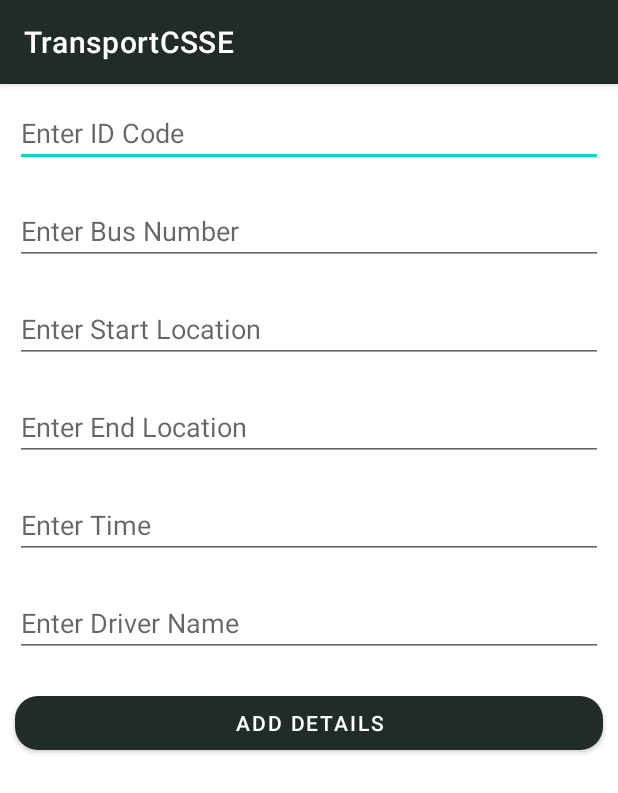
After one commit to DhanukaDB/TransportCSSE, an Android app: the AddTimeDetails screen opened directly, with no data from a screen before it, on a phone screen of 412 x 824 dp. The commit adds this screen. Shown: the top 793 px of the screen. Run offline under Robolectric (Android 15) with nearby library versions, the phone set to English and light mode, and no system bars; our stand-ins replace Firebase (no records; nobody signed in at launch, a user with empty details on screens opened directly).

Commit message:
Home buttons changed

```diff
--- a/app/src/main/AndroidManifest.xml
+++ b/app/src/main/AndroidManifest.xml
@@ -13,6 +13,8 @@
         android:theme="@style/Theme.TransportCSSE"
         tools:targetApi="31">
 
+        <activity android:name=".AddTimeDetails" />
+        <activity android:name=".ManageBusTime" />
         <activity android:name=".UserProfile" />
         <activity android:name=".ScanQR" />
         <activity android:name=".Home" />
--- /dev/null
+++ b/app/src/main/java/com/csse/transportcsse/AddTimeDetails.java
@@ -0,0 +1,76 @@
+package com.csse.transportcsse;
+
+import android.content.Intent;
+import android.os.Bundle;
+import android.view.View;
+import android.widget.Button;
+import android.widget.EditText;
+import android.widget.Toast;
+
+import androidx.appcompat.app.AppCompatActivity;
+
+import com.google.firebase.database.DatabaseReference;
+import com.google.firebase.database.FirebaseDatabase;
+
+public class AddTimeDetails extends AppCompatActivity {
+
+    EditText editText1;
+    EditText editText2;
+    EditText editText3;
+    EditText editText4;
+    EditText editText5;
+    EditText editText6;
+    Button button;
+    DatabaseReference ref;
+
+    @Override
+    protected void onCreate(Bundle savedInstanceState) {
+        super.onCreate(savedInstanceState);
+        setContentView(R.layout.activity_add_time_details);
+
+        ref = FirebaseDatabase.getInstance().getReference("TimeDetails");
+
+        editText1 = (EditText)findViewById(R.id.Tid);
+        editText2 = (EditText)findViewById(R.id.TbusNo);
+        editText3 = (EditText)findViewById(R.id.TstartLocatiojn);
+        editText4 = (EditText)findViewById(R.id.TEndLocation);
+        editText5 = (EditText)findViewById(R.id.Ttime);
+        editText6 = (EditText)findViewById(R.id.Tdriver);
+        button = (Button)findViewById(R.id.addtime);
+
+        button.setOnClickListener(new View.OnClickListener() {
+            @Override
+            public void onClick(View v) {
+                String code = editText1.getText().toString();
+                String busno = editText2.getText().toString();
+                String start = editText3.getText().toString();
+                String to = editText4.getText().toString();
+                String time = editText5.getText().toString();
+                String driver = editText6.getText().toString();
+
+                if (code.isEmpty()) {
+                    editText1.setError("Id is required");
+                }else if (busno.isEmpty()) {
+                    editText2.setError("Bus no is required");
+                }else if (start.isEmpty()) {
+                    editText3.setError("Start location is required");
+                }else if (to.isEmpty()) {
+                    editText4.setError("End location is required");
+                }else if (time.isEmpty()) {
+                    editText5.setError("Time is required");
+                }else if (driver.isEmpty()) {
+                    editText6.setError("Driver name is required");
+                }else {
+
+                    TimaTableDetails timaTableDetails = new TimaTableDetails(code,busno,start,to,time,driver);
+                    ref.child(code).setValue(timaTableDetails);
+
+                    Toast.makeText(AddTimeDetails.this, "Successfully added", Toast.LENGTH_SHORT).show();
+
+                    Intent intent = new Intent(AddTimeDetails.this, ManageBusTime.class);
+                    startActivity(intent);
+                }
+            }
+        });
+    }
+}
--- /dev/null
+++ b/app/src/main/res/layout/activity_add_time_details.xml
@@ -0,0 +1,71 @@
+<?xml version="1.0" encoding="utf-8"?>
+<LinearLayout xmlns:android="http://schemas.android.com/apk/res/android"
+    xmlns:app="http://schemas.android.com/apk/res-auto"
+    xmlns:tools="http://schemas.android.com/tools"
+    android:layout_width="match_parent"
+    android:layout_height="match_parent"
+    android:orientation="vertical"
+    tools:context=".AddTimeDetails">
+
+    <EditText
+        android:id="@+id/Tid"
+        android:layout_width="match_parent"
+        android:layout_height="wrap_content"
+        android:layout_margin="10dp"
+        android:ems="10"
+        android:hint="Enter ID Code"
+        android:inputType="textPersonName" />
+
+    <EditText
+        android:id="@+id/TbusNo"
+        android:layout_width="match_parent"
+        android:layout_height="wrap_content"
+        android:layout_margin="10dp"
+        android:ems="10"
+        android:hint="Enter Bus Number"
+        android:inputType="textPersonName" />
+
+    <EditText
+        android:id="@+id/TstartLocatiojn"
+        android:layout_width="match_parent"
+        android:layout_height="wrap_content"
+        android:layout_margin="10dp"
+        android:ems="10"
+        android:hint="Enter Start Location"
+        android:inputType="textPersonName" />
+
+    <EditText
+        android:id="@+id/TEndLocation"
+        android:layout_width="match_parent"
+        android:layout_height="wrap_content"
+        android:layout_margin="10dp"
+        android:ems="10"
+        android:hint="Enter End Location"
+        android:inputType="textPersonName" />
+
+    <EditText
+        android:id="@+id/Ttime"
+        android:layout_width="match_parent"
+        android:layout_height="wrap_content"
+        android:layout_margin="10dp"
+        android:ems="10"
+        android:hint="Enter Time"
+        android:inputType="textPersonName" />
+
+    <EditText
+        android:id="@+id/Tdriver"
+        android:layout_width="match_parent"
+        android:layout_height="wrap_content"
+        android:layout_margin="10dp"
+        android:ems="10"
+        android:hint="Enter Driver Name"
+        android:inputType="textPersonName" />
+
+    <Button
+        android:id="@+id/addtime"
+        android:layout_width="match_parent"
+        android:layout_height="wrap_content"
+        android:layout_margin="10dp"
+        android:text="Add Details"
+        app:cornerRadius="15dp" />
+</LinearLayout>
--- a/app/src/main/res/layout/activity_home.xml
+++ b/app/src/main/res/layout/activity_home.xml
@@ -38,7 +38,7 @@
         app:layout_constraintVertical_bias="0.499" />
 
     <Button
-        android:id="@+id/btnbmn3"
+        android:id="@+id/btnmnage"
         android:layout_width="150dp"
         android:layout_height="70dp"
         android:text="Manage"
```
Also changed, not shown: app/src/main/java/com/csse/transportcsse/Home.java (+9 -9 lines), app/src/main/java/com/csse/transportcsse/ManageBusTime.java (added, +248 -0 lines), app/src/main/java/com/csse/transportcsse/TimaTableDetails.java (added, +71 -0 lines), app/src/main/res/layout/activity_manage_bus_time.xml (added, +24 -0 lines), app/src/main/res/layout/custom_timetable_details.xml (added, +102 -0 lines), app/src/main/res/layout/custom_update_time_details.xml (added, +62 -0 lines), app/src/main/res/drawable/book.png (added), app/src/main/res/drawable/cbblogo.png (added), app/src/main/res/drawable/hirebus.png (added), app/src/main/res/drawable/payment.png (added), app/src/main/res/drawable/review.png (added), app/src/main/res/drawable/timetable.png (added).
